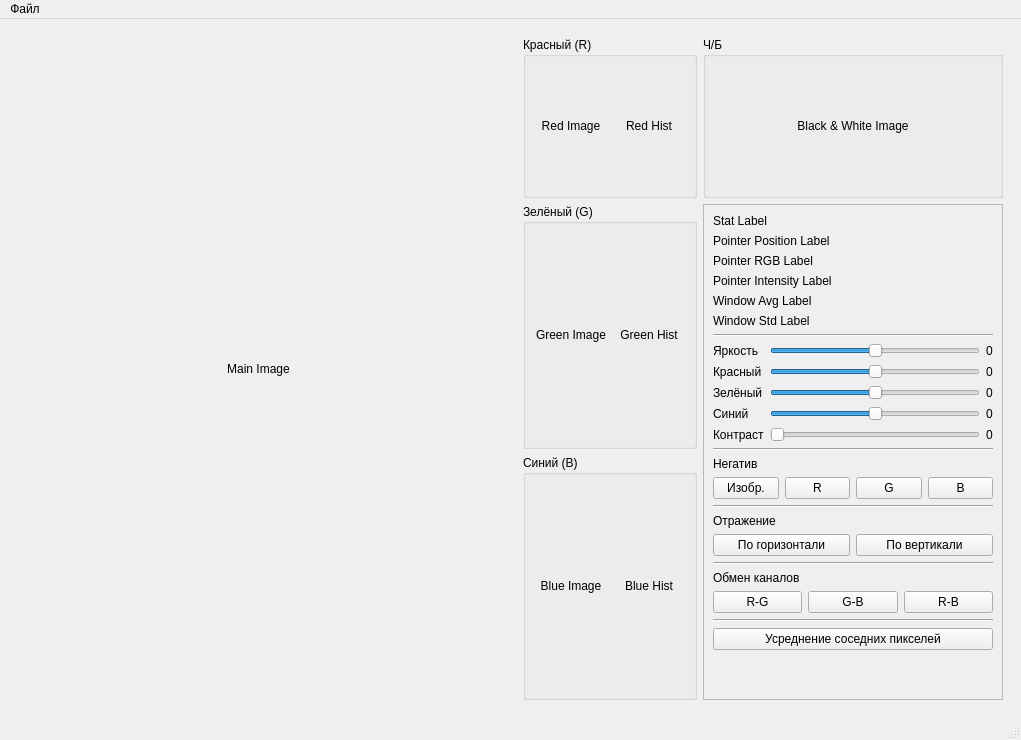
Above: main.ui from aleksarki/paint.ru before the change. Below: the same form after it.
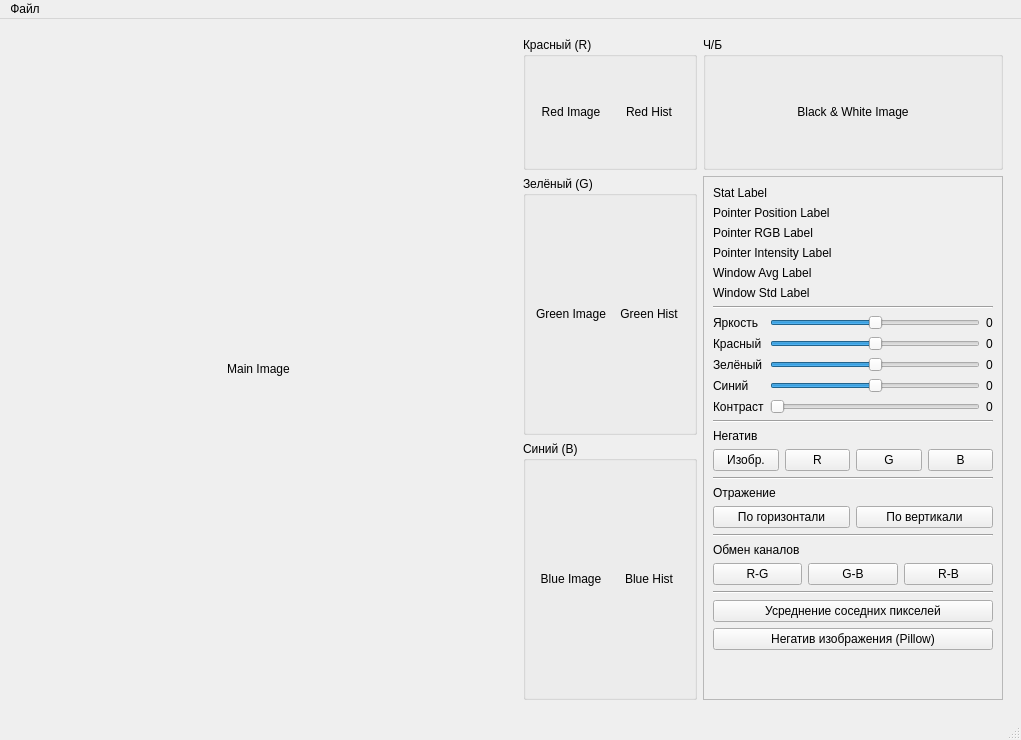
That is the form after the change. Custom widgets are drawn as their Qt base class.

Commit message: pillow action

Diff of the .ui file:
```diff
--- a/main.ui
+++ b/main.ui
@@ -635,6 +635,13 @@
             </property>
            </widget>
           </item>
+          <item>
+           <widget class="QPushButton" name="pillowNegationButton">
+            <property name="text">
+             <string>Негатив изображения (Pillow)</string>
+            </property>
+           </widget>
+          </item>
           <item>
            <spacer name="verticalSpacer">
             <property name="orientation">
```
The commit also changes 3 other files.
